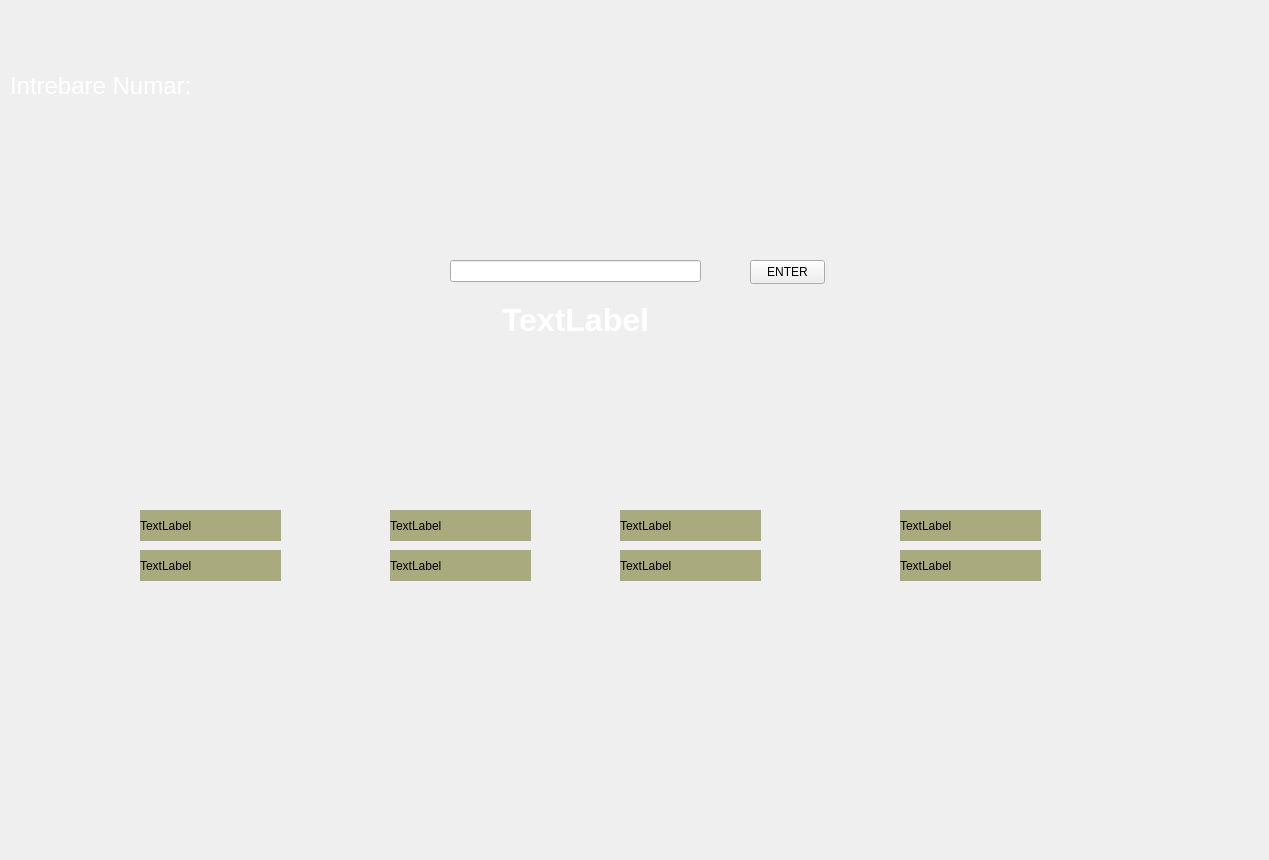
Qt form client/src/MainWindow.ui (andreisdc/ProjectModernCPP) before a commit.
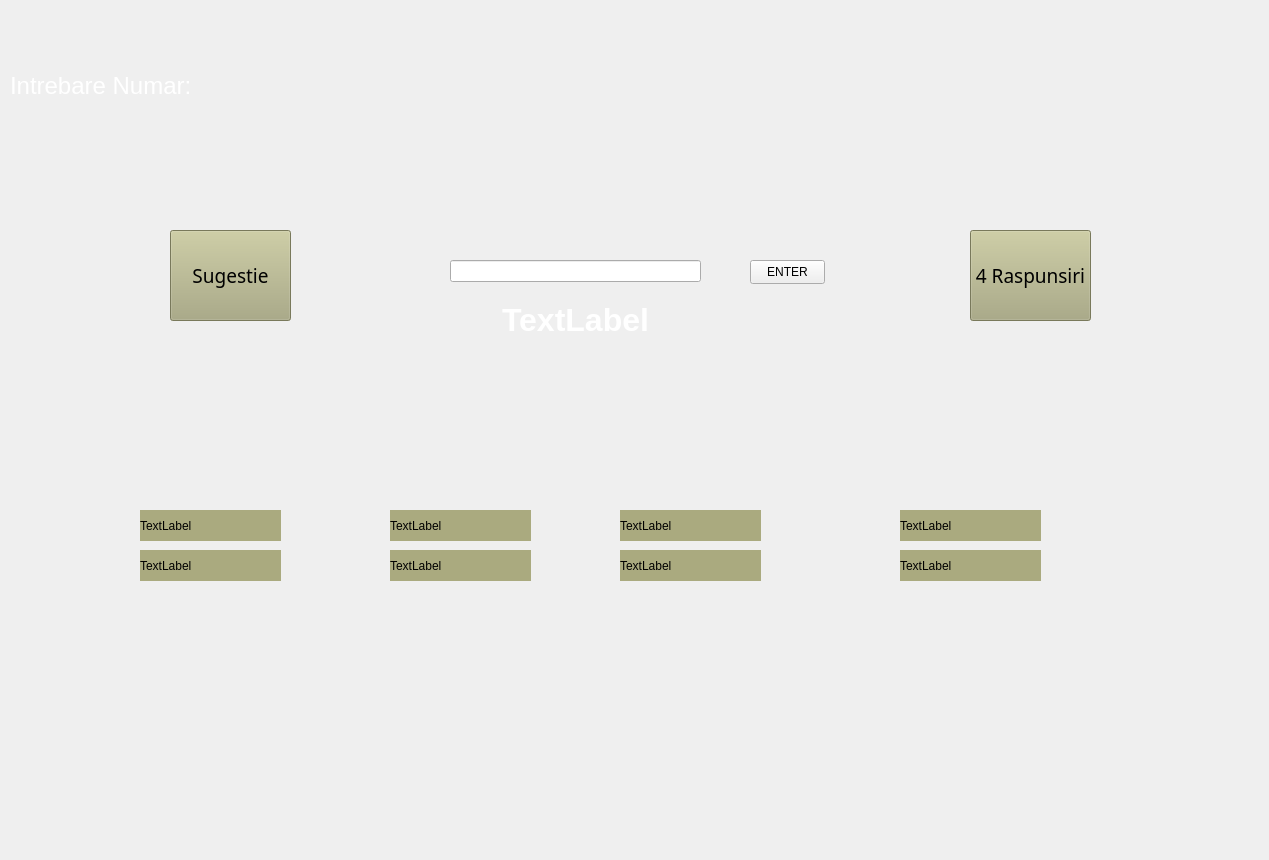
The same form after that commit. The open tabs and pages were chosen to show the change. Icons and pictures are not drawn.

```diff
--- a/client/src/MainWindow.ui
+++ b/client/src/MainWindow.ui
@@ -2521,7 +2521,7 @@
        <rect>
         <x>50</x>
         <y>30</y>
-        <width>811</width>
+        <width>1231</width>
         <height>111</height>
        </rect>
       </property>
@@ -2750,6 +2750,56 @@
        <enum>QFrame::Raised</enum>
       </property>
      </widget>
+     <widget class="QPushButton" name="buttonHelp4Raspunsiri">
+      <property name="geometry">
+       <rect>
+        <x>1010</x>
+        <y>230</y>
+        <width>121</width>
+        <height>91</height>
+       </rect>
+      </property>
+      <property name="font">
+       <font>
+        <family>Viner Hand ITC</family>
+        <pointsize>14</pointsize>
+       </font>
+      </property>
+      <property name="styleSheet">
+       <string notr="true">background-color: rgb(170, 170, 127);</string>
+      </property>
+      <property name="text">
+       <string>4 Raspunsiri</string>
+      </property>
+      <property name="checkable">
+       <bool>false</bool>
+      </property>
+     </widget>
+     <widget class="QPushButton" name="buttonHelpSugestie">
+      <property name="geometry">
+       <rect>
+        <x>210</x>
+        <y>230</y>
+        <width>121</width>
+        <height>91</height>
+       </rect>
+      </property>
+      <property name="font">
+       <font>
+        <family>Viner Hand ITC</family>
+        <pointsize>14</pointsize>
+       </font>
+      </property>
+      <property name="styleSheet">
+       <string notr="true">background-color: rgb(170, 170, 127);</string>
+      </property>
+      <property name="text">
+       <string>Sugestie</string>
+      </property>
+      <property name="checkable">
+       <bool>false</bool>
+      </property>
+     </widget>
      <zorder>frame_20</zorder>
      <zorder>labelQuestionNumberQuestion</zorder>
      <zorder>lineEditQuestionNumberInput</zorder>
```
Left out of the diff: 10 changed lines with no effect on the pictures.
